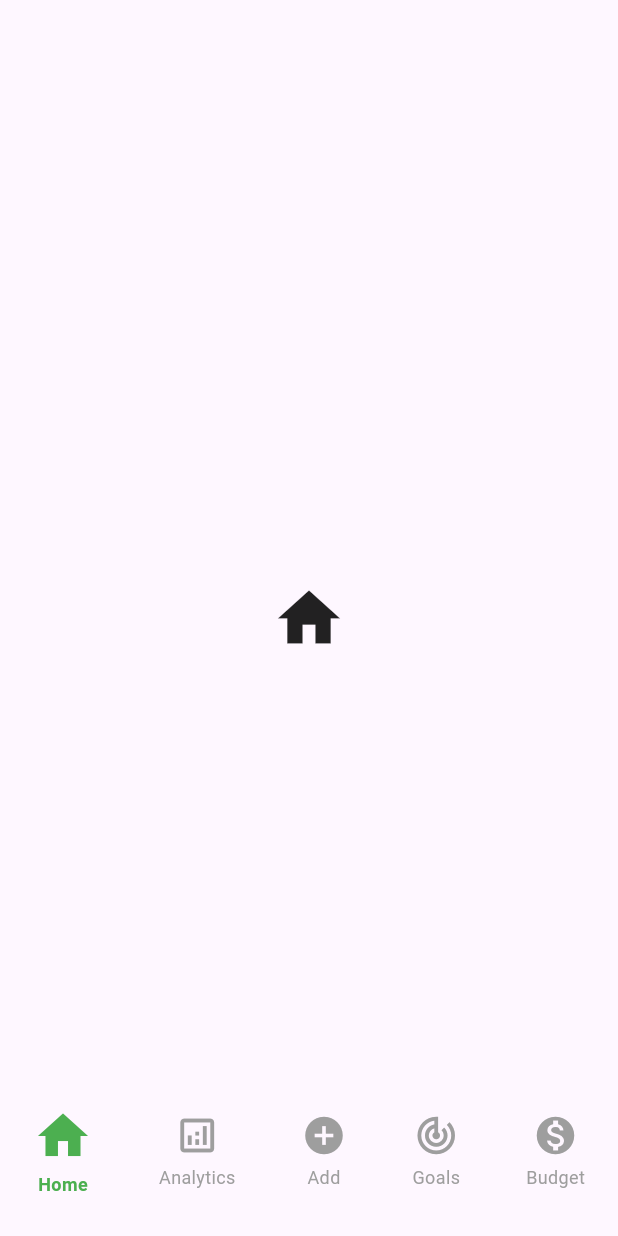
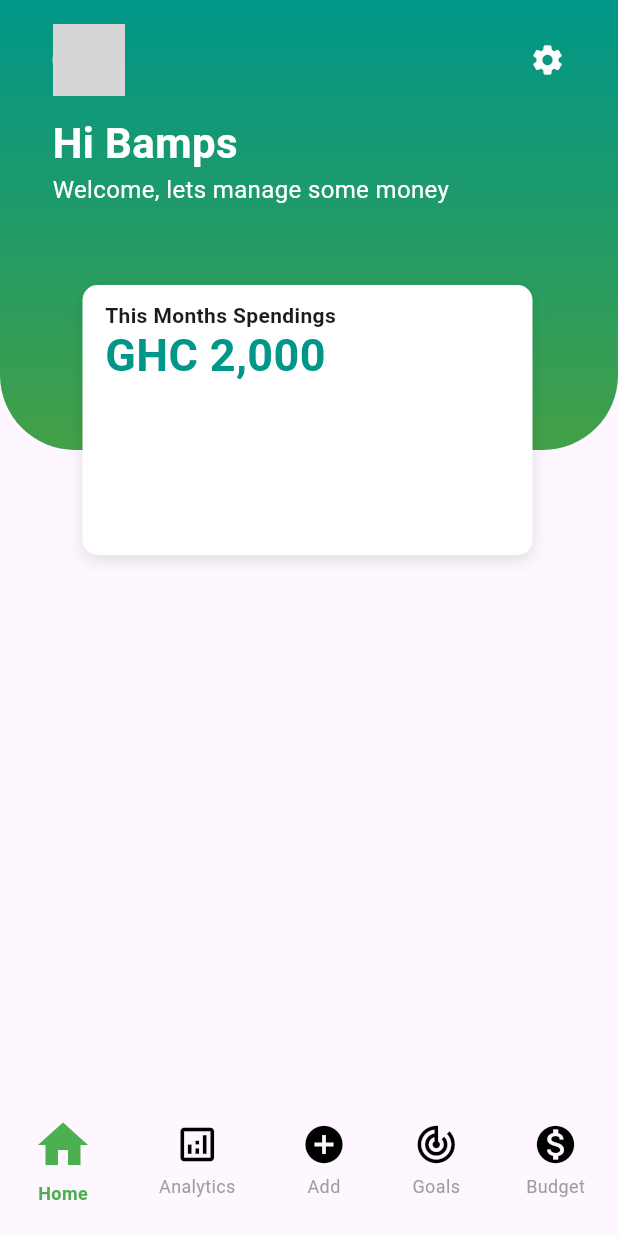
Before and after one commit to Tiptoplegend/fintrack_app, a Flutter app: the Landingpage screen opened directly, on a phone screen of 412 x 824 dp. Run offline on Flutter 3.47's test engine with Material 3 defaults, Android fonts, the phone set to English and light mode, and no system bars; grey boxes are pictures that could not be loaded.

Commit message:
Created the Homepage for the main application

```diff
--- a/lib/Main Screens/Goals.dart
+++ b/lib/Main Screens/Goals.dart
@@ -10,6 +10,8 @@ class Goals extends StatefulWidget {
 class _GoalsState extends State<Goals> {
   @override
   Widget build(BuildContext context) {
-    return const Placeholder();
+    return Stack(
+      children: [Text("Testing Mic one two")],
+    );
   }
 }
--- /dev/null
+++ b/lib/Main Screens/Homepage.dart
@@ -0,0 +1,138 @@
+import 'package:flutter/material.dart';
+
+class Homepage extends StatefulWidget {
+  const Homepage({super.key});
+
+  @override
+  State<Homepage> createState() => _HomepageState();
+}
+
+class _HomepageState extends State<Homepage> {
+  @override
+  Widget build(BuildContext context) {
+    return Scaffold(
+      body: Stack(children: [
+        _Uppersection(),
+        Positioned(
+          left: 35,
+          top: 75,
+          child: _Greetings(),
+        ),
+        Positioned(top: 190, left: 55, child: Cardsection())
+      ]),
+    );
+  }
+}
+
+Widget _Uppersection() {
+  return Scaffold(
+    body: SingleChildScrollView(
+        child: Column(
+      children: [
+        Container(
+          height: 300,
+          decoration: BoxDecoration(
+            gradient: LinearGradient(
+              colors: [
+                Color(0xFF009688),
+                Color(0xFF43A047),
+              ],
+              begin: Alignment.topCenter,
+              end: Alignment.bottomCenter,
+            ),
+            borderRadius: BorderRadius.only(
+              bottomLeft: Radius.circular(50),
+              bottomRight: Radius.circular(50),
+            ),
+          ),
+
+          // The settings and User icon Section will be below
+
+          child: Column(
+            children: [
+              Row(
+                mainAxisAlignment: MainAxisAlignment.spaceEvenly,
+                children: [
+                  CircleAvatar(
+                    radius: 24,
+                    backgroundImage: AssetImage("assets/images/user.png"),
+                  ),
+                  const SizedBox(
+                    width: 200,
+                    height: 80,
+                  ),
+                  Icon(
+                    Icons.settings,
+                    color: Colors.white,
+                  ),
+                ],
+              ),
+              const SizedBox(
+                height: 20,
+              ),
+            ],
+          ),
+        )
+      ],
+    )),
+  );
+}
+
+Widget _Greetings() {
+  return Column(
+    crossAxisAlignment: CrossAxisAlignment.start,
+    children: [
+      Text(
+        'Hi Bamps',
+        style: TextStyle(
+          fontSize: 28,
+          fontWeight: FontWeight.bold,
+          color: Colors.white,
+        ),
+      ),
+      Text(
+        'Welcome, lets manage some money',
+        style: TextStyle(fontSize: 16, color: Colors.white),
+      )
+    ],
+  );
+}
+
+Widget Cardsection() {
+  return Stack(
+    children: [
+      Container(
+          height: 180,
+          width: 300,
+          decoration: BoxDecoration(
+            color: Colors.white,
+            borderRadius: BorderRadius.circular(10),
+            boxShadow: [
+              BoxShadow(
+                color: Colors.black.withOpacity(0.1),
+                blurRadius: 8,
+                offset: const Offset(0, 4),
+              ),
+            ],
+          )),
+      Positioned(
+        top: 10,
+        left: 15,
+        child: Text(
+          'This Months Spendings',
+          style: TextStyle(fontSize: 14, fontWeight: FontWeight.bold),
+        ),
+      ),
+      Positioned(
+          top: 25,
+          left: 15,
+          child: Text(
+            'GHC 2,000',
+            style: TextStyle(
+                fontSize: 30,
+                fontWeight: FontWeight.bold,
+                color: Color(0xFF009688)),
+          )),
+    ],
+  );
+}
--- a/lib/Main Screens/Landingpage.dart
+++ b/lib/Main Screens/Landingpage.dart
@@ -1,4 +1,5 @@
 import 'package:fintrack_app/Main%20Screens/Goals.dart';
+import 'package:fintrack_app/Main%20Screens/Homepage.dart';
 import 'package:flutter/material.dart';
 
 class Landingpage extends StatefulWidget {
@@ -12,12 +13,12 @@ class _LandingpageState extends State<Landingpage> {
   int currentIndex = 0;
 
   // List of pages or widgets to display based on selected tab
-  static const List<Widget> body = [
-    Icon(Icons.home, size: 50),
-    Icon(Icons.analytics, size: 50),
-    Icon(Icons.add_circle, size: 50),
-    Goals(),
-    Icon(Icons.monetization_on, size: 50),
+  static List<Widget> body = [
+    Homepage(),
+    const Icon(Icons.analytics, size: 50),
+    const Icon(Icons.add_circle, size: 50),
+    const Goals(),
+    const Icon(Icons.monetization_on, size: 50),
   ];
 
   @override
@@ -30,7 +31,7 @@ class _LandingpageState extends State<Landingpage> {
               child: body.elementAt(currentIndex),
             ),
             Positioned(
-              bottom: 10,
+              bottom: 4,
               left: 0,
               right: 0,
               child: buildNavbar(),
@@ -74,7 +75,7 @@ class _LandingpageState extends State<Landingpage> {
           Icon(
             icon,
             size: isSelected ? 40 : 30, // Highlight the selected icon
-            color: isSelected ? Colors.green : Colors.grey,
+            color: isSelected ? Colors.green : Colors.black,
           ),
           const SizedBox(height: 4),
           Text(
--- a/lib/main.dart
+++ b/lib/main.dart
@@ -1,5 +1,4 @@
-import 'package:fintrack_app/Main%20Screens/Landingpage.dart';
-// import 'package:fintrack_app/Onboarding/Splashscreen.dart';
+import 'package:fintrack_app/Onboarding/Splashscreen.dart';
 import 'package:flutter/material.dart';
 
 void main() {
@@ -18,7 +17,7 @@ class FinTrackApp extends StatelessWidget {
         colorScheme: ColorScheme.fromSeed(seedColor: Colors.deepPurple),
         useMaterial3: true,
       ),
-      home: const Landingpage(),
+      home: const SplashScreen(),
       debugShowCheckedModeBanner: false,
     );
   }
```
